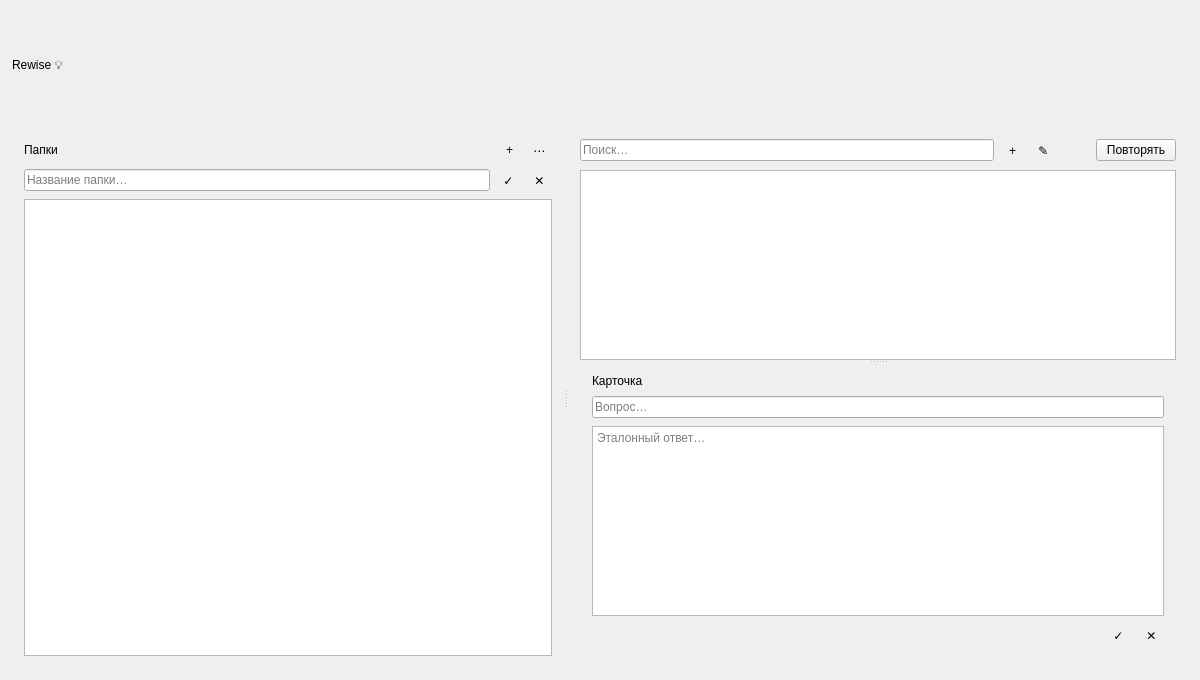
The window that rewise-app/src/ui/pages/LibraryPage.ui (mrggrmexe/Rewise) describes before a commit, drawn with Qt 5.
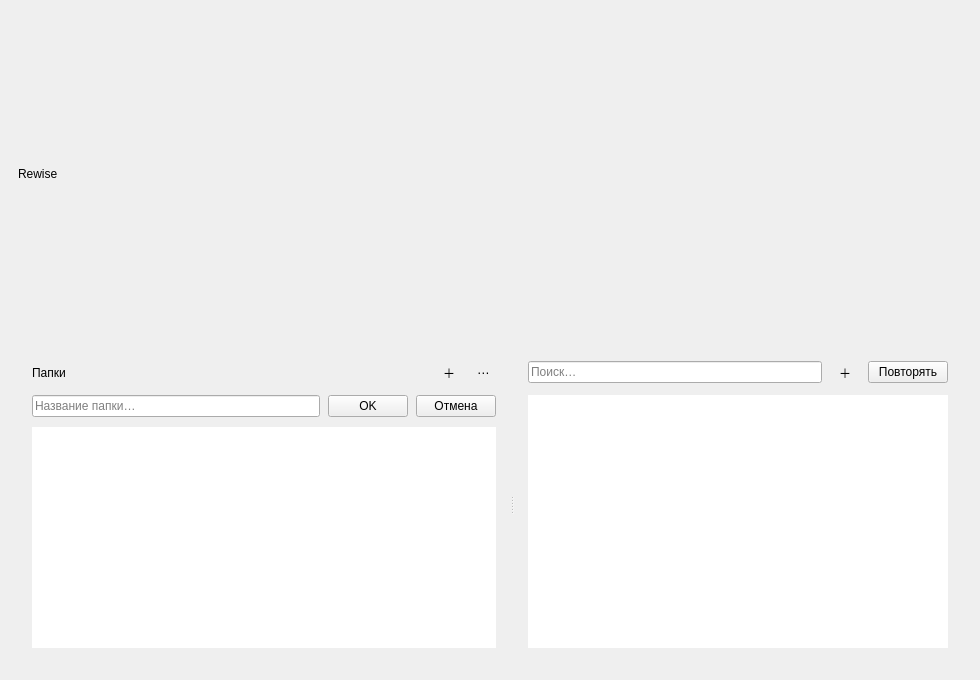
The same window after the commit. The open tabs and pages were chosen to show the change.

The edit to the form file:
```diff
--- a/rewise-app/src/ui/pages/LibraryPage.ui
+++ b/rewise-app/src/ui/pages/LibraryPage.ui
@@ -6,47 +6,48 @@
    <rect>
     <x>0</x>
     <y>0</y>
-    <width>1200</width>
+    <width>980</width>
     <height>680</height>
    </rect>
   </property>
-  <property name="windowTitle">
-   <string>LibraryPage</string>
-  </property>
   <layout class="QVBoxLayout" name="rootLayout">
-   <property name="spacing">
-    <number>10</number>
-   </property>
    <property name="leftMargin">
-    <number>12</number>
+    <number>18</number>
    </property>
    <property name="topMargin">
-    <number>12</number>
+    <number>16</number>
    </property>
    <property name="rightMargin">
-    <number>12</number>
+    <number>18</number>
    </property>
    <property name="bottomMargin">
-    <number>12</number>
+    <number>18</number>
    </property>
+   <property name="spacing">
+    <number>14</number>
+   </property>
+
    <item>
     <layout class="QHBoxLayout" name="topBar">
      <property name="spacing">
       <number>10</number>
      </property>
      <item>
-      <widget class="QLabel" name="lblAppTitle">
+      <widget class="QLabel" name="lblTitle">
        <property name="text">
-        <string>Rewise 💡</string>
+        <string>Rewise</string>
+       </property>
+       <property name="heading" stdset="0">
+        <bool>true</bool>
        </property>
       </widget>
      </item>
      <item>
-      <spacer name="spacerTop">
+      <spacer name="topSpacer">
        <property name="orientation">
-        <enum>Qt::Orientation::Horizontal</enum>
+        <enum>Qt::Horizontal</enum>
        </property>
-       <property name="sizeHint" stdset="0">
+       <property name="sizeHint">
         <size>
          <width>40</width>
          <height>20</height>
@@ -54,90 +55,54 @@
        </property>
       </spacer>
      </item>
-     <item>
-      <widget class="QWidget" name="messageHost" native="true">
-       <property name="sizePolicy">
-        <sizepolicy hsizetype="Preferred" vsizetype="Fixed">
-         <horstretch>0</horstretch>
-         <verstretch>0</verstretch>
-        </sizepolicy>
-       </property>
-       <property name="maximumSize">
-        <size>
-         <width>640</width>
-         <height>150</height>
-        </size>
-       </property>
-       <layout class="QVBoxLayout" name="messageHostLayout">
-        <property name="spacing">
-         <number>0</number>
-        </property>
-        <property name="leftMargin">
-         <number>0</number>
-        </property>
-        <property name="topMargin">
-         <number>0</number>
-        </property>
-        <property name="rightMargin">
-         <number>0</number>
-        </property>
-        <property name="bottomMargin">
-         <number>0</number>
-        </property>
-       </layout>
-      </widget>
-     </item>
     </layout>
    </item>
+
    <item>
     <widget class="QSplitter" name="splitMain">
      <property name="orientation">
-      <enum>Qt::Orientation::Horizontal</enum>
+      <enum>Qt::Horizontal</enum>
      </property>
-     <widget class="QFrame" name="frameFolders">
-      <property name="minimumSize">
-       <size>
-        <width>260</width>
-        <height>0</height>
-       </size>
-      </property>
-      <property name="frameShape">
-       <enum>QFrame::Shape::NoFrame</enum>
-      </property>
+
+     <widget class="QWidget" name="foldersPanel">
       <layout class="QVBoxLayout" name="foldersLayout">
-       <property name="spacing">
-        <number>8</number>
-       </property>
        <property name="leftMargin">
-        <number>12</number>
+        <number>14</number>
        </property>
        <property name="topMargin">
-        <number>12</number>
+        <number>14</number>
        </property>
        <property name="rightMargin">
-        <number>12</number>
+        <number>14</number>
        </property>
        <property name="bottomMargin">
-        <number>12</number>
+        <number>14</number>
        </property>
+       <property name="spacing">
+        <number>10</number>
+       </property>
+
        <item>
-        <layout class="QHBoxLayout" name="foldersHeaderRow">
+        <layout class="QHBoxLayout" name="foldersHeader">
          <property name="spacing">
-          <number>6</number>
+          <number>8</number>
          </property>
          <item>
           <widget class="QLabel" name="lblFolders">
            <property name="text">
             <string>Папки</string>
            </property>
+           <property name="muted" stdset="0">
+            <bool>true</bool>
+           </property>
           </widget>
          </item>
          <item>
-          <spacer name="spacerFoldersHeader">
+          <spacer name="foldersSpacer">
            <property name="orientation">
-            <enum>Qt::Orientation::Horizontal</enum>
+            <enum>Qt::Horizontal</enum>
            </property>
-           <property name="sizeHint" stdset="0">
+           <property name="sizeHint">
             <size>
              <width>40</width>
              <height>20</height>
@@ -146,13 +111,13 @@
           </spacer>
          </item>
          <item>
-          <widget class="QToolButton" name="btnAddFolder">
+          <widget class="QToolButton" name="btnNewFolder">
+           <property name="text">
+            <string>＋</string>
+           </property>
            <property name="toolTip">
             <string>Новая папка</string>
            </property>
-           <property name="text">
-            <string>+</string>
-           </property>
            <property name="autoRaise">
             <bool>true</bool>
            </property>
@@ -160,12 +125,12 @@
          </item>
          <item>
           <widget class="QToolButton" name="btnFolderMore">
-           <property name="toolTip">
-            <string>Действия с папкой</string>
-           </property>
            <property name="text">
             <string>⋯</string>
            </property>
+           <property name="toolTip">
+            <string>Действия</string>
+           </property>
            <property name="autoRaise">
             <bool>true</bool>
            </property>
@@ -173,18 +138,13 @@
          </item>
         </layout>
        </item>
+
        <item>
-        <widget class="QFrame" name="folderEditor">
+        <widget class="QWidget" name="folderEditor">
          <property name="visible">
           <bool>false</bool>
          </property>
-         <property name="frameShape">
-          <enum>QFrame::Shape::NoFrame</enum>
-         </property>
          <layout class="QHBoxLayout" name="folderEditorLayout">
-          <property name="spacing">
-           <number>6</number>
-          </property>
           <property name="leftMargin">
            <number>0</number>
           </property>
@@ -197,6 +157,9 @@
           <property name="bottomMargin">
            <number>0</number>
           </property>
+          <property name="spacing">
+           <number>8</number>
+          </property>
           <item>
            <widget class="QLineEdit" name="leFolderName">
             <property name="placeholderText">
@@ -205,70 +168,67 @@
            </widget>
           </item>
           <item>
-           <widget class="QToolButton" name="btnFolderSave">
-            <property name="toolTip">
-             <string>Сохранить</string>
-            </property>
+           <widget class="QPushButton" name="btnFolderCommit">
             <property name="text">
-             <string>✓</string>
+             <string>OK</string>
             </property>
-            <property name="autoRaise">
+            <property name="primary" stdset="0">
              <bool>true</bool>
             </property>
            </widget>
           </item>
           <item>
-           <widget class="QToolButton" name="btnFolderCancel">
-            <property name="toolTip">
+           <widget class="QPushButton" name="btnFolderCancel">
+            <property name="text">
              <string>Отмена</string>
             </property>
-            <property name="text">
-             <string>✕</string>
-            </property>
-            <property name="autoRaise">
-             <bool>true</bool>
-            </property>
            </widget>
           </item>
          </layout>
         </widget>
        </item>
+
        <item>
         <widget class="QListView" name="lvFolders">
-         <property name="selectionMode">
-          <enum>QAbstractItemView::SelectionMode::SingleSelection</enum>
+         <property name="frameShape">
+          <enum>QFrame::NoFrame</enum>
          </property>
          <property name="uniformItemSizes">
           <bool>true</bool>
          </property>
+         <property name="selectionMode">
+          <enum>QAbstractItemView::SingleSelection</enum>
+         </property>
+         <property name="contextMenuPolicy">
+          <enum>Qt::CustomContextMenu</enum>
+         </property>
         </widget>
        </item>
       </layout>
      </widget>
-     <widget class="QFrame" name="frameCards">
-      <property name="frameShape">
-       <enum>QFrame::Shape::NoFrame</enum>
-      </property>
+
+     <widget class="QWidget" name="cardsPanel">
       <layout class="QVBoxLayout" name="cardsLayout">
-       <property name="spacing">
-        <number>8</number>
-       </property>
        <property name="leftMargin">
-        <number>12</number>
+        <number>14</number>
        </property>
        <property name="topMargin">
-        <number>12</number>
+        <number>14</number>
        </property>
        <property name="rightMargin">
-        <number>12</number>
+        <number>14</number>
        </property>
        <property name="bottomMargin">
-        <number>12</number>
+        <number>14</number>
        </property>
+       <property name="spacing">
+        <number>10</number>
+       </property>
+
        <item>
-        <layout class="QHBoxLayout" name="cardsTopRow">
+        <layout class="QHBoxLayout" name="cardsHeader">
          <property name="spacing">
-          <number>8</number>
+          <number>10</number>
          </property>
          <item>
           <widget class="QLineEdit" name="leSearch">
@@ -278,192 +238,54 @@
           </widget>
          </item>
          <item>
-          <widget class="QToolButton" name="btnAddCard">
+          <widget class="QToolButton" name="btnNewCard">
+           <property name="text">
+            <string>＋</string>
+           </property>
            <property name="toolTip">
             <string>Новая карточка</string>
            </property>
-           <property name="text">
-            <string>+</string>
-           </property>
            <property name="autoRaise">
             <bool>true</bool>
            </property>
           </widget>
          </item>
          <item>
-          <widget class="QToolButton" name="btnEditCard">
-           <property name="toolTip">
-            <string>Редактировать</string>
-           </property>
-           <property name="text">
-            <string>✎</string>
-           </property>
-           <property name="autoRaise">
-            <bool>true</bool>
-           </property>
-          </widget>
-         </item>
-         <item>
-          <widget class="QToolButton" name="btnDeleteCard">
-           <property name="toolTip">
-            <string>Удалить</string>
-           </property>
-           <property name="text">
-            <string/>
-           </property>
-           <property name="autoRaise">
-            <bool>true</bool>
-           </property>
-          </widget>
-         </item>
-         <item>
-          <widget class="QPushButton" name="btnStartReview">
+          <widget class="QPushButton" name="btnReview">
            <property name="text">
             <string>Повторять</string>
            </property>
+           <property name="primary" stdset="0">
+            <bool>true</bool>
+           </property>
           </widget>
          </item>
         </layout>
        </item>
+
        <item>
-        <widget class="QSplitter" name="splitCards">
-         <property name="orientation">
-          <enum>Qt::Orientation::Vertical</enum>
+        <widget class="QTableView" name="tvCards">
+         <property name="frameShape">
+          <enum>QFrame::NoFrame</enum>
          </property>
-         <widget class="QTableView" name="tvCards">
-          <property name="selectionMode">
-           <enum>QAbstractItemView::SelectionMode::SingleSelection</enum>
-          </property>
-          <property name="selectionBehavior">
-           <enum>QAbstractItemView::SelectionBehavior::SelectRows</enum>
-          </property>
-          <property name="sortingEnabled">
-           <bool>true</bool>
-          </property>
-         </widget>
-         <widget class="QStackedWidget" name="detailsStack">
-          <property name="currentIndex">
-           <number>0</number>
-          </property>
-          <widget class="QWidget" name="previewPage">
-           <layout class="QVBoxLayout" name="previewLayout">
-            <property name="spacing">
-             <number>0</number>
-            </property>
-            <property name="leftMargin">
-             <number>12</number>
-            </property>
-            <property name="topMargin">
-             <number>10</number>
-            </property>
-            <property name="rightMargin">
-             <number>12</number>
-            </property>
-            <property name="bottomMargin">
-             <number>10</number>
-            </property>
-            <item>
-             <widget class="QTextBrowser" name="tbPreview">
-              <property name="openExternalLinks">
-               <bool>false</bool>
-              </property>
-             </widget>
-            </item>
-           </layout>
-          </widget>
-          <widget class="QWidget" name="editorPage">
-           <layout class="QVBoxLayout" name="editorLayout">
-            <property name="spacing">
-             <number>8</number>
-            </property>
-            <property name="leftMargin">
-             <number>12</number>
-            </property>
-            <property name="topMargin">
-             <number>10</number>
-            </property>
-            <property name="rightMargin">
-             <number>12</number>
-            </property>
-            <property name="bottomMargin">
-             <number>10</number>
-            </property>
-            <item>
-             <widget class="QLabel" name="lblEditorTitle">
-              <property name="text">
-               <string>Карточка</string>
-              </property>
-             </widget>
-            </item>
-            <item>
-             <widget class="QLineEdit" name="leCardQuestion">
-              <property name="placeholderText">
-               <string>Вопрос…</string>
-              </property>
-             </widget>
-            </item>
-            <item>
-             <widget class="QPlainTextEdit" name="pteCardAnswer">
-              <property name="tabChangesFocus">
-               <bool>true</bool>
-              </property>
-              <property name="lineWrapMode">
-               <enum>QPlainTextEdit::LineWrapMode::WidgetWidth</enum>
-              </property>
-              <property name="placeholderText">
-               <string>Эталонный ответ…</string>
-              </property>
-             </widget>
-            </item>
-            <item>
-             <layout class="QHBoxLayout" name="editorButtonsRow">
-              <property name="spacing">
-               <number>8</number>
-              </property>
-              <item>
-               <spacer name="spacerEditorButtons">
-                <property name="orientation">
-                 <enum>Qt::Orientation::Horizontal</enum>
-                </property>
-                <property name="sizeHint" stdset="0">
-                 <size>
-                  <width>40</width>
-                  <height>20</height>
-                 </size>
-                </property>
-               </spacer>
-              </item>
-              <item>
-               <widget class="QToolButton" name="btnCardSave">
-                <property name="toolTip">
-                 <string>Сохранить</string>
-                </property>
-                <property name="text">
-                 <string>✓</string>
-                </property>
-                <property name="autoRaise">
-                 <bool>true</bool>
-                </property>
-               </widget>
-              </item>
-              <item>
-               <widget class="QToolButton" name="btnCardCancel">
-                <property name="toolTip">
-                 <string>Отмена</string>
-                </property>
-                <property name="text">
-                 <string>✕</string>
-                </property>
-                <property name="autoRaise">
-                 <bool>true</bool>
-                </property>
-               </widget>
-              </item>
-             </layout>
-            </item>
-           </layout>
-          </widget>
-         </widget>
+         <property name="selectionBehavior">
+          <enum>QAbstractItemView::SelectRows</enum>
+         </property>
+         <property name="selectionMode">
+          <enum>QAbstractItemView::SingleSelection</enum>
+         </property>
+         <property name="alternatingRowColors">
+          <bool>true</bool>
+         </property>
+         <property name="showGrid">
+          <bool>false</bool>
+         </property>
+         <property name="sortingEnabled">
+          <bool>true</bool>
+         </property>
+         <property name="contextMenuPolicy">
+          <enum>Qt::CustomContextMenu</enum>
+         </property>
         </widget>
        </item>
       </layout>
```
